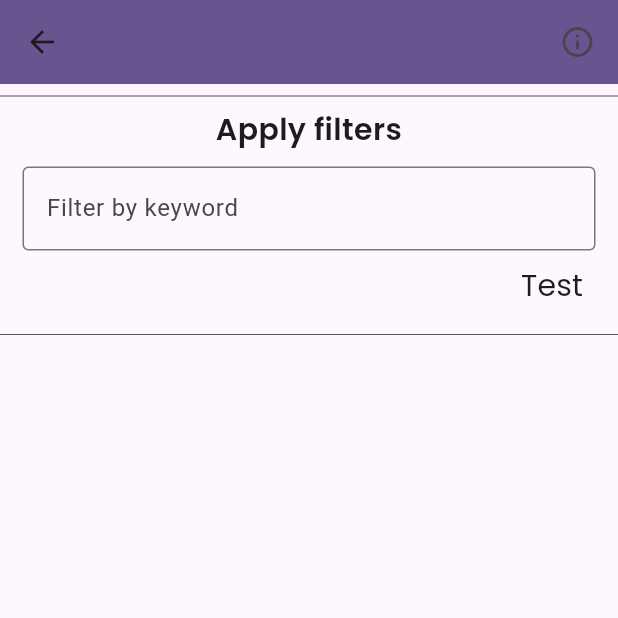
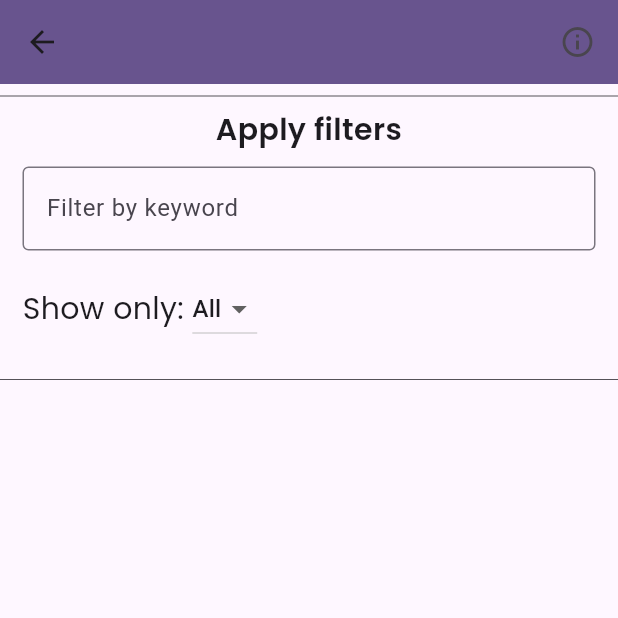
Before and after one commit to niooii/jupitered-frontend, a Flutter app: the CoursePage screen opened directly with empty values, on a phone screen of 412 x 824 dp, the top half of it. Run offline on Flutter 3.47's test engine with Material 3 defaults, Android fonts, the phone set to English and light mode, and no system bars; our stand-ins replace gap, google_fonts, lottie, shared_preferences, sqflite, sqflite_common_ffi; missing offline and left inert: catppuccin_flutter, flutter_hsvcolor_picker; accounts and stored records are empty.

Commit message:
something something

```diff
--- a/lib/pages/all_assignments/assignments_view.dart
+++ b/lib/pages/all_assignments/assignments_view.dart
@@ -12,12 +12,29 @@ import 'package:jupiter_frontend/widgets/general/divider.dart';
 class AssignmentsView extends StatefulWidget {
   bool multiCourse;
   late List<Assignment> assignments = List.empty(growable: true);
+  late List<Assignment> filteredFromSearch = List.empty(growable: true);
   late List<Assignment> toRender = List.empty(growable: true);
 
+  late List<DropdownMenuItem<String>> categoryFilters;
   // stats
   AssignmentsView({super.key, required this.assignments, this.multiCourse = false}) {
 
     toRender.addAll(assignments);
+
+    categoryFilters = assignments.map((assignment) {
+      return DropdownMenuItem<String>(
+        value: assignment.cat,
+        child: Text(assignment.cat),
+      );
+    }).toList();
+
+    categoryFilters.insert(
+      0,
+      const DropdownMenuItem<String>(
+        value: null,
+        child: Text("All"),
+      ),
+    );
 
   }
 
@@ -31,9 +48,9 @@ class _AssignmentsViewState extends State<AssignmentsView> {
   final TextEditingController _keywordSearchController = TextEditingController();
   @override
   Widget build(BuildContext context) {
-    return
-      Column(
-        children: [
+    List<Widget> filterWidgets = List.empty(growable: true);
+
+    filterWidgets.addAll([
       CallistoText("Apply filters", size: 20, textAlign: TextAlign.center, weight: FontWeight.w600),
       Gap(10),
       Padding(
@@ -47,29 +64,52 @@ class _AssignmentsViewState extends State<AssignmentsView> {
           onChanged: (query) {
             setState(() {
               if(query.isEmpty) {
-                    widget.toRender = widget.assignments;
+                widget.filteredFromSearch = widget.assignments;
               } else {
-                    widget.toRender = widget.assignments.where((assignment) => assignment.name.toLowerCase().contains(query.toLowerCase())).toList();
+                widget.filteredFromSearch = widget.assignments.where((assignment) => assignment.name.toLowerCase().contains(query.toLowerCase())).toList();
               }
             });
           },
         ),
       ),
-          // TEST DELETE LATER
+    ]);
+
+    if(widget.multiCourse) {
+
+    } else {
+      filterWidgets.add(
+        Padding(
+          padding: const EdgeInsets.all(15),
+          child: Column(
+            children: [
               Row(
                 children: [
-              CExpansionTile(
-                mainAxisAlignment: MainAxisAlignment.end,
-                child: CallistoText("Test", size: 20),
-                expandedChildren: [
-                  CallistoText("aaa", size: 15),
-                  CallistoText("bbb", size: 15),
+                  CallistoText("Show only: ", size: 20, weight: FontWeight.w400, textAlign: TextAlign.start),
+                  DropdownButton(
+                    items: widget.categoryFilters,
+                    onChanged: (value) {
+                      setState(() {
+                        if(value == null) {
+                          widget.toRender = widget.filteredFromSearch;
+                        }
+                        // TODO! FIX .
+                        widget.toRender = widget.toRender.where((assignment) => assignment.cat == value).toList();
+                      });
+                    }
+                  )
                 ],
-                expandDirection: ExpandDirection.left,
               ),
             ],
-            mainAxisAlignment: MainAxisAlignment.end,
           ),
+        )
+      );
+
+    }
+
+    return
+      Column(
+        children: [
+          ...filterWidgets,
           const CDivider(),
           ...widget.toRender.map<Widget>((Assignment a) {
             return AssignmentTile(assignment: a, includeCourseName: widget.multiCourse,);
```
Also changed, not shown: lib/widgets/general/callisto_expandable_tile.dart (+19 -8 lines), lib/widgets/general/selector.dart (added, +20 -0 lines). Lines whose indentation alone changed are shown as unchanged.
